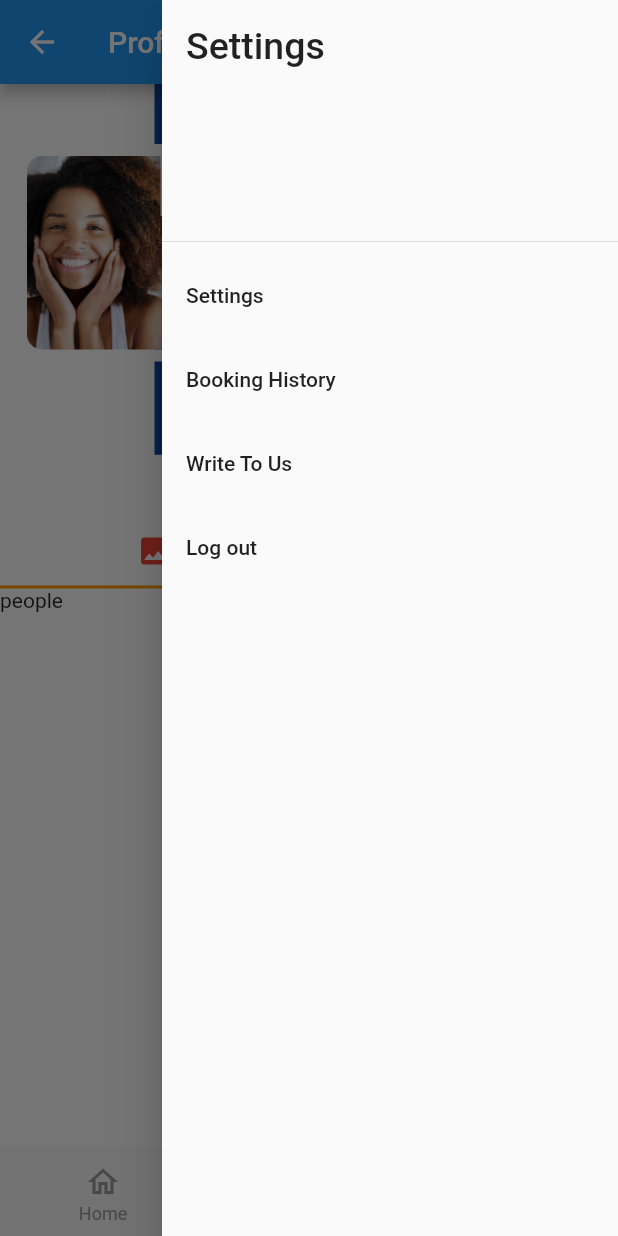
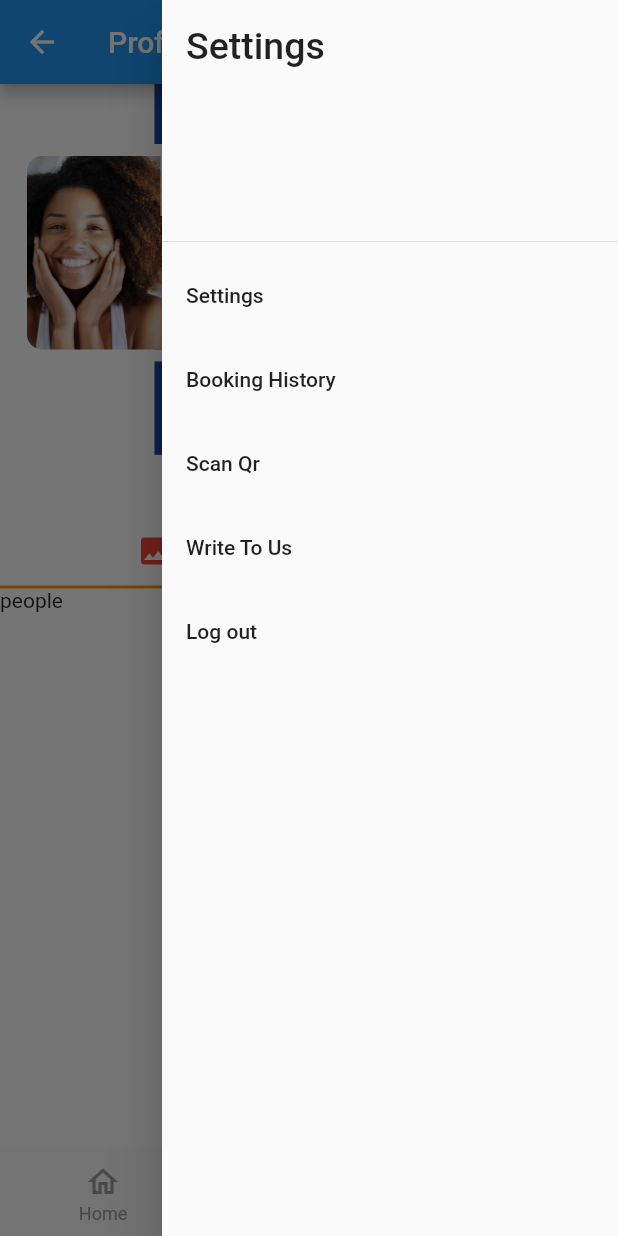
Before and after one commit to reewaz401/trabeely_app, a Flutter app: the TabsScreen screen opened by its route, item 3 of the bottom bar chosen, with the side drawer open, on a phone screen of 412 x 824 dp. Run offline on Flutter 3.47's test engine with Material 2 defaults, Android fonts, the phone set to English and light mode, and no system bars; our stand-ins replace bubble_tab_indicator, carousel_pro, cool_alert, date_time_picker, datetime_picker_formfield, flutter_svg and 4 more; missing offline and left inert: barcode_scan_fix; accounts and stored records are empty; network calls fail; project files that could hold a hidden picture were left out.

Commit message:
qr code scanner added

```diff
--- a/lib/screens/tabsScreen/tabs_screen.dart
+++ b/lib/screens/tabsScreen/tabs_screen.dart
@@ -1,4 +1,6 @@
+import 'package:barcode_scan_fix/barcode_scan.dart';
 import 'package:flutter/material.dart';
+
 import 'package:shared_preferences/shared_preferences.dart';
 import 'package:travel/screens/Settings/writeToUs.dart';
 import 'package:travel/screens/homePage/components/search_widget.dart';
@@ -26,6 +28,8 @@ class _TabsScreenState extends State<TabsScreen> {
   List<Map<String, Object>> _pages;
   int _selectedPageIndex = 0;
   String userName;
+  String qrCodeResult = "Not Yet Scanned";
+
   @override
   void initState() {
     _pages = [
@@ -187,6 +191,16 @@ class _TabsScreenState extends State<TabsScreen> {
           },
         ),
         ListTile(
+          title: Text('Scan Qr'),
+          onTap: () async {
+            String codeSanner = await BarcodeScanner.scan(); //barcode scnner
+            setState(() {
+              qrCodeResult = codeSanner;
+              print(qrCodeResult);
+            });
+          },
+        ),
+        ListTile(
           title: Text('Write To Us'),
           onTap: () {
             Navigator.push(
--- a/pubspec.yaml
+++ b/pubspec.yaml
@@ -42,6 +42,8 @@ dependencies:
   nepali_date_picker: ^5.0.0
   datetime_picker_formfield:
   carousel_pro: ^1.0.0
+  barcode_scan_fix: ^1.0.2
+
 
 
 
```
Also changed, not shown: pubspec.lock, 2 other files.
